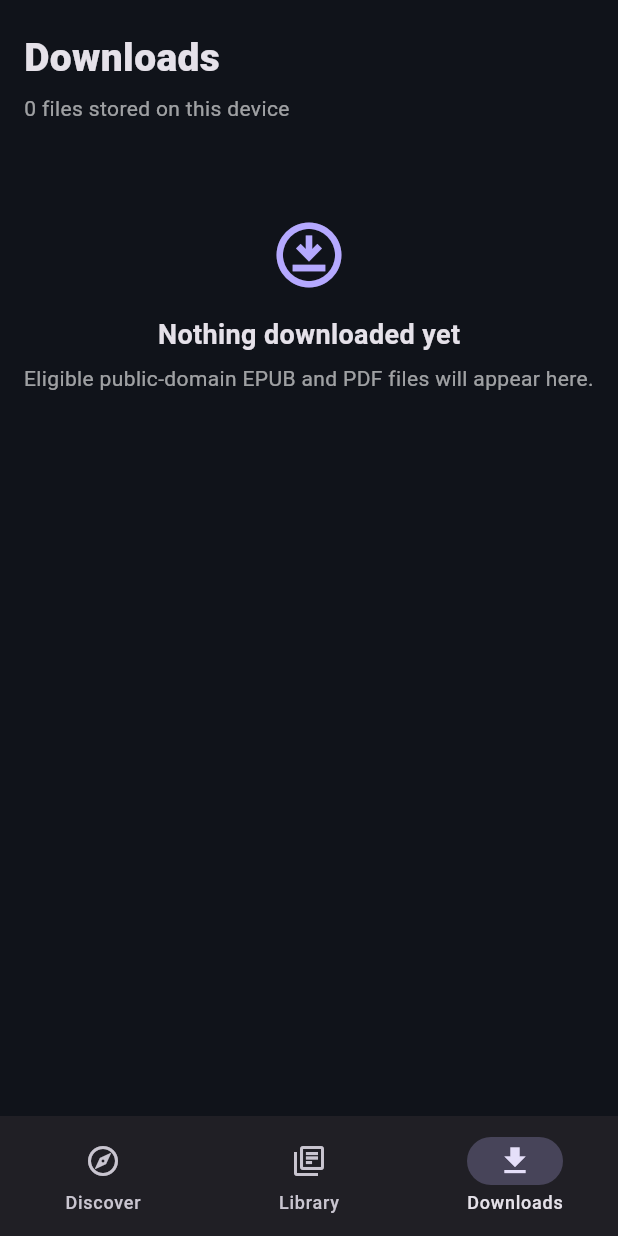
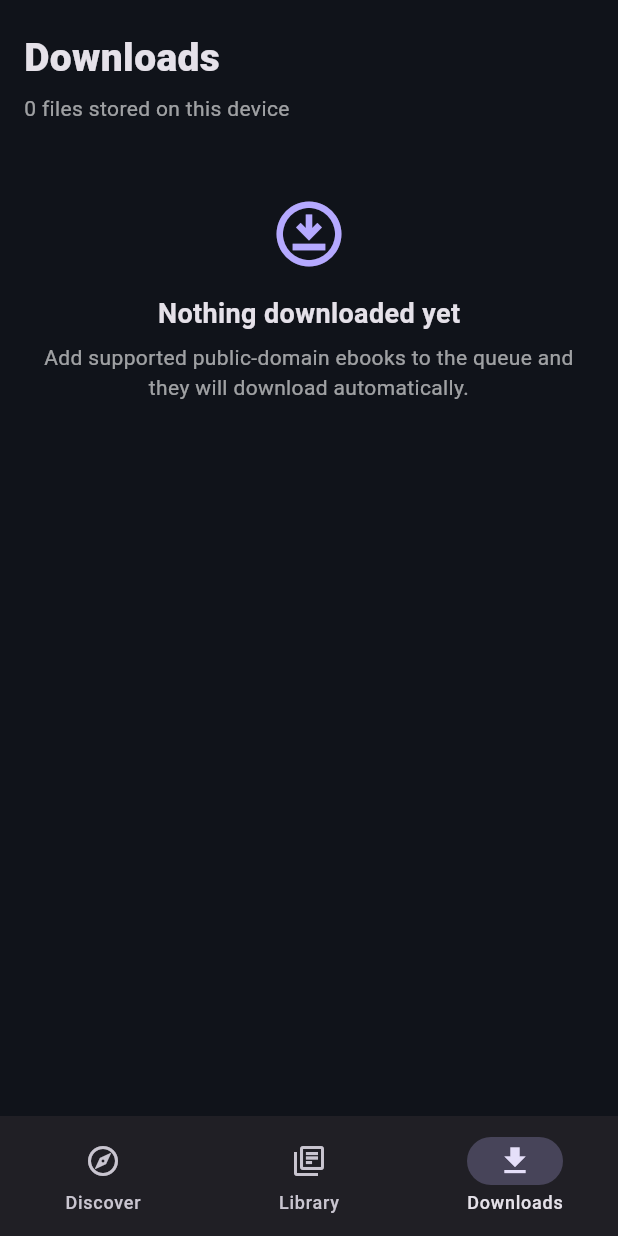
Before and after one commit to Senior-Toasty/books-to-read, a Flutter app: the screen it shows after launch, item 3 of the bottom bar chosen, on a phone screen of 412 x 824 dp. Run offline on Flutter 3.47's test engine with Material 3 defaults, Android fonts, the phone set to English and light mode, and no system bars; our stand-ins replace flutter_svg, open_filex, shared_preferences.

Commit message:
Add download queue controls and changelog entry point

```diff
--- a/app/lib/main.dart
+++ b/app/lib/main.dart
@@ -1,6 +1,7 @@
 // ignore_for_file: deprecated_member_use
 import 'package:flutter/material.dart';
 import 'package:flutter_svg/flutter_svg.dart';
+import 'package:bookhunter/changelog_page.dart';
 import 'package:bookhunter/search/book_result.dart';
 import 'package:bookhunter/search/search_service.dart';
 import 'package:bookhunter/library/library_store.dart';
@@ -100,44 +101,37 @@ class _HomeScreenState extends State<HomeScreen> {
 
   Widget _downloadsPage() {
     return AnimatedBuilder(
-      animation: DownloadStore.items,
+      animation: Listenable.merge([DownloadStore.items, DownloadStore.queue]),
       builder: (context, _) {
         final books = DownloadStore.items.value;
-        return ListView(
-          padding: const EdgeInsets.fromLTRB(16, 20, 16, 24),
-          children: [
-            const Text('Downloads', style: TextStyle(fontSize: 26, fontWeight: FontWeight.w800)),
-            const SizedBox(height: 5),
-            Text('${books.length} files stored on this device', style: const TextStyle(color: Colors.white60)),
-            const SizedBox(height: 14),
-            if (books.isEmpty)
-              const Padding(
-                padding: EdgeInsets.symmetric(vertical: 48),
-                child: Column(children: [
-                  Icon(Icons.download_for_offline_outlined, size: 52, color: Color(0xFFB5A9FF)),
-                  SizedBox(height: 14),
-                  Text('Nothing downloaded yet', style: TextStyle(fontSize: 18, fontWeight: FontWeight.w700)),
-                  SizedBox(height: 6),
-                  Text('Eligible public-domain EPUB and PDF files will appear here.', textAlign: TextAlign.center, style: TextStyle(color: Colors.white60)),
-                ]),
-              ),
-            for (final book in books)
-              Card(
-                color: const Color(0xFF191E28),
-                child: ListTile(
-                  leading: const Icon(Icons.menu_book_rounded, color: Color(0xFFB5A9FF)),
-                  title: Text(book.title, maxLines: 2, overflow: TextOverflow.ellipsis),
-                  subtitle: Text('${book.source} · ${(book.bytes / 1048576).toStringAsFixed(1)} MB'),
-                  onTap: () => OpenFilex.open(book.path),
-                  trailing: IconButton(
-                    tooltip: 'Delete downloaded file',
-                    icon: const Icon(Icons.delete_outline),
-                    onPressed: () => DownloadStore.remove(book),
-                  ),
-                ),
-              ),
+        final tasks = DownloadStore.queue.value.where((t) => t.status != DownloadStatus.completed).toList();
+        final active = tasks.any((t) => t.status == DownloadStatus.queued || t.status == DownloadStatus.downloading || t.status == DownloadStatus.paused);
+        return ListView(padding: const EdgeInsets.fromLTRB(16,20,16,24), children: [
+          const Text('Downloads',style:TextStyle(fontSize:26,fontWeight:FontWeight.w800)),
+          const SizedBox(height:5),
+          Text('${books.length} files stored on this device',style:const TextStyle(color:Colors.white60)),
+          if(tasks.isNotEmpty) ...[
+            const SizedBox(height:18),
+            Row(children:[const Expanded(child:Text('Download queue',style:TextStyle(fontSize:18,fontWeight:FontWeight.w700))),TextButton.icon(onPressed:active?DownloadStore.pause:DownloadStore.resume,icon:Icon(active?Icons.pause:Icons.play_arrow),label:Text(active?'Pause':'Resume all'))]),
+            for(final task in tasks) Card(color:const Color(0xFF191E28),child:Padding(padding:const EdgeInsets.all(12),child:Column(crossAxisAlignment:CrossAxisAlignment.start,children:[
+              Text(task.title,style:const TextStyle(fontWeight:FontWeight.w700)),
+              const SizedBox(height:5),
+              Text('${task.source} · ${task.status.name}',style:const TextStyle(color:Colors.white60,fontSize:12)),
+              if(task.status==DownloadStatus.downloading||task.status==DownloadStatus.queued||task.status==DownloadStatus.paused) ...[
+                const SizedBox(height:8),LinearProgressIndicator(value:task.total>0?task.progress:null),
+                if(task.total>0) Text('${(task.received/1048576).toStringAsFixed(1)} / ${(task.total/1048576).toStringAsFixed(1)} MB',style:const TextStyle(color:Colors.white54,fontSize:11)),
+              ],
+              if(task.error!=null) Text(task.error!,style:const TextStyle(color:Colors.orangeAccent,fontSize:11)),
+              Row(mainAxisAlignment:MainAxisAlignment.end,children:[
+                if(task.status==DownloadStatus.failed) TextButton(onPressed:()=>DownloadStore.retry(task.id),child:const Text('Retry')),
+                IconButton(onPressed:()=>DownloadStore.removeTask(task.id),tooltip:'Remove from queue',icon:const Icon(Icons.close)),
+              ]),
+            ]))),
           ],
-        );
+          const SizedBox(height:12),
+          if(books.isEmpty) const Padding(padding:EdgeInsets.symmetric(vertical:36),child:Column(children:[Icon(Icons.download_for_offline_outlined,size:52,color:Color(0xFFB5A9FF)),SizedBox(height:14),Text('Nothing downloaded yet',style:TextStyle(fontSize:18,fontWeight:FontWeight.w700)),SizedBox(height:6),Text('Add supported public-domain ebooks to the queue and they will download automatically.',textAlign:TextAlign.center,style:TextStyle(color:Colors.white60))])),
+          for(final book in books) Card(color:const Color(0xFF191E28),child:ListTile(leading:const Icon(Icons.menu_book_rounded,color:Color(0xFFB5A9FF)),title:Text(book.title,maxLines:2,overflow:TextOverflow.ellipsis),subtitle:Text('${book.source} · ${(book.bytes/1048576).toStringAsFixed(1)} MB'),onTap:()=>OpenFilex.open(book.path),trailing:IconButton(tooltip:'Delete downloaded file',icon:const Icon(Icons.delete_outline),onPressed:()=>DownloadStore.remove(book)))),
+        ]);
       },
     );
   }
@@ -198,7 +192,7 @@ class _HomeScreenState extends State<HomeScreen> {
               ],
             ),
             const Spacer(),
-            IconButton(tooltip: 'Settings', onPressed: () {}, icon: const Icon(Icons.tune_rounded)),
+            IconButton(tooltip: 'What’s new', onPressed: () => Navigator.of(context).push(MaterialPageRoute(builder: (_) => const ChangelogPage())), icon: const Icon(Icons.new_releases_outlined)),
           ],
         ),
         const SizedBox(height: 28),
```
